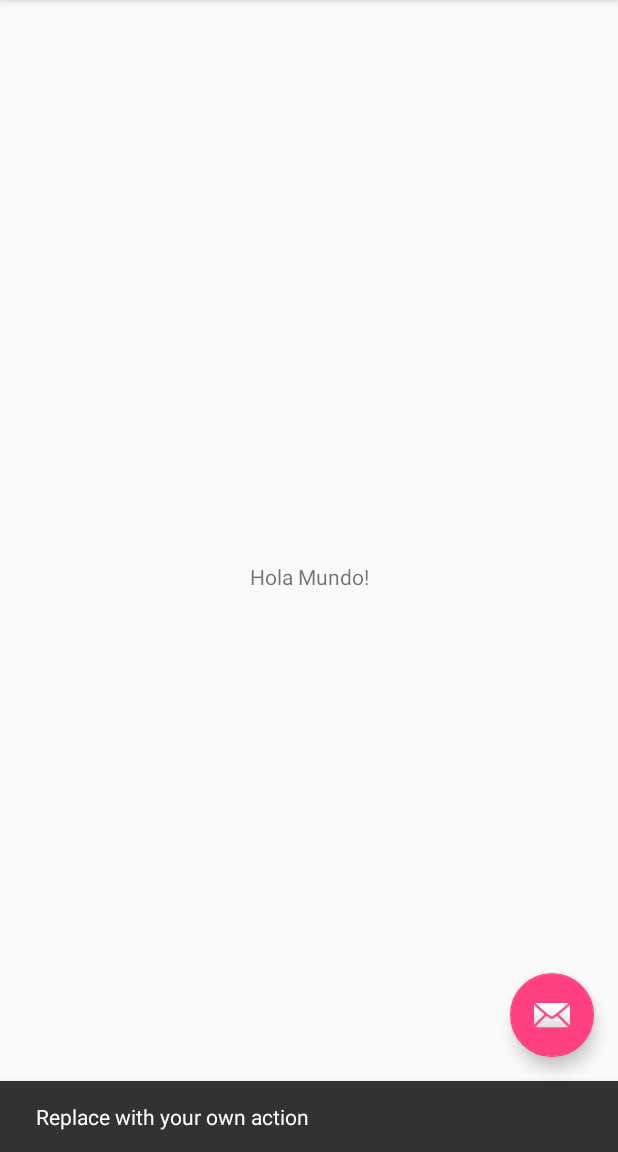
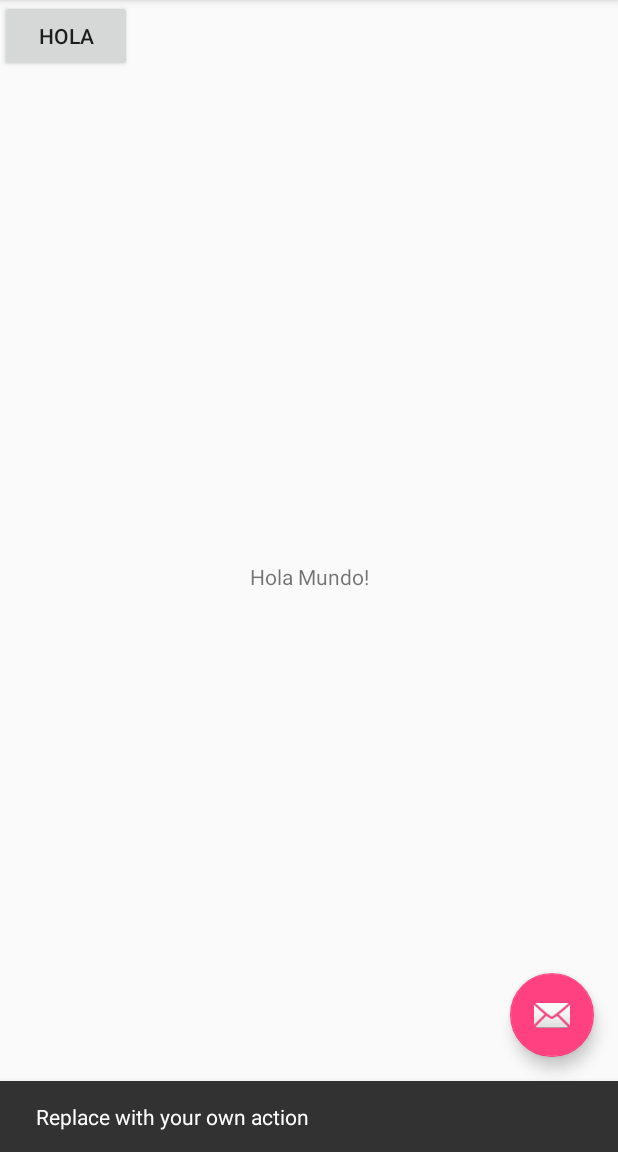
Before and after one commit to umadara86/TareaVersionesISJ, an Android app: the screen it shows after launch (MainActivity), after a tap on an icon or button, on a phone screen of 412 x 824 dp, the part 84-1236 px from its top. Run offline under Robolectric (Android 15) with nearby library versions, the phone set to English and light mode, and no system bars.

Commit message:
Añado boton Hola

```diff
--- a/app/src/main/res/layout/content_main.xml
+++ b/app/src/main/res/layout/content_main.xml
@@ -17,4 +17,12 @@
         app:layout_constraintRight_toRightOf="parent"
         app:layout_constraintTop_toTopOf="parent" />
 
+    <Button
+        android:id="@+id/button"
+        android:layout_width="wrap_content"
+        android:layout_height="wrap_content"
+        android:text="Hola"
+        tools:layout_editor_absoluteX="148dp"
+        tools:layout_editor_absoluteY="299dp" />
+
 </android.support.constraint.ConstraintLayout>
```
